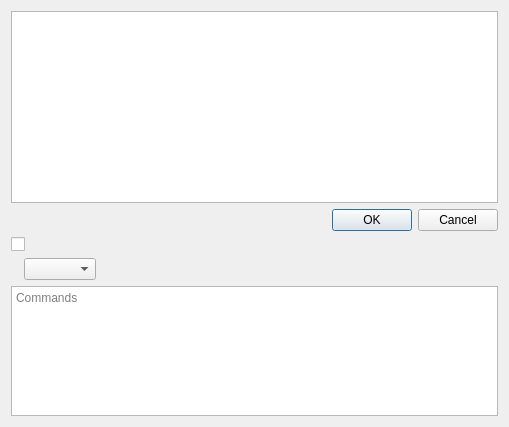
Qt form src/tasksdialog.ui (Shatur/orson) before a commit.
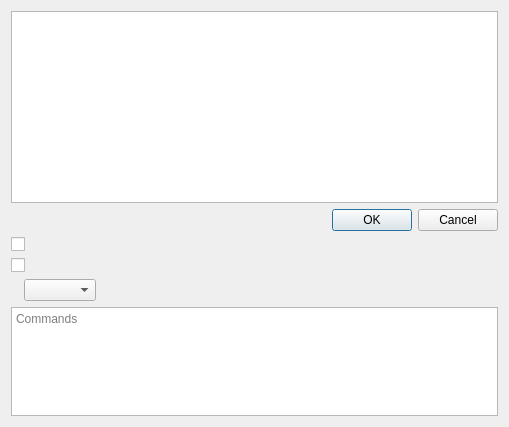
The same form after that commit. Icons and pictures are not drawn. Custom widgets are drawn as their Qt base class.

Commit message: Implement interface for --force action

Diff of the .ui file:
```diff
--- a/src/tasksdialog.ui
+++ b/src/tasksdialog.ui
@@ -43,6 +43,9 @@
    <item>
     <widget class="QCheckBox" name="noConfirmCheckBox"/>
    </item>
+   <item>
+    <widget class="QCheckBox" name="forceCheckBox"/>
+   </item>
    <item>
     <layout class="QHBoxLayout" name="horizontalLayout">
      <item>
```
Left out of the diff: 3 changed lines with no effect on the pictures. The commit also changes 6 other files.
